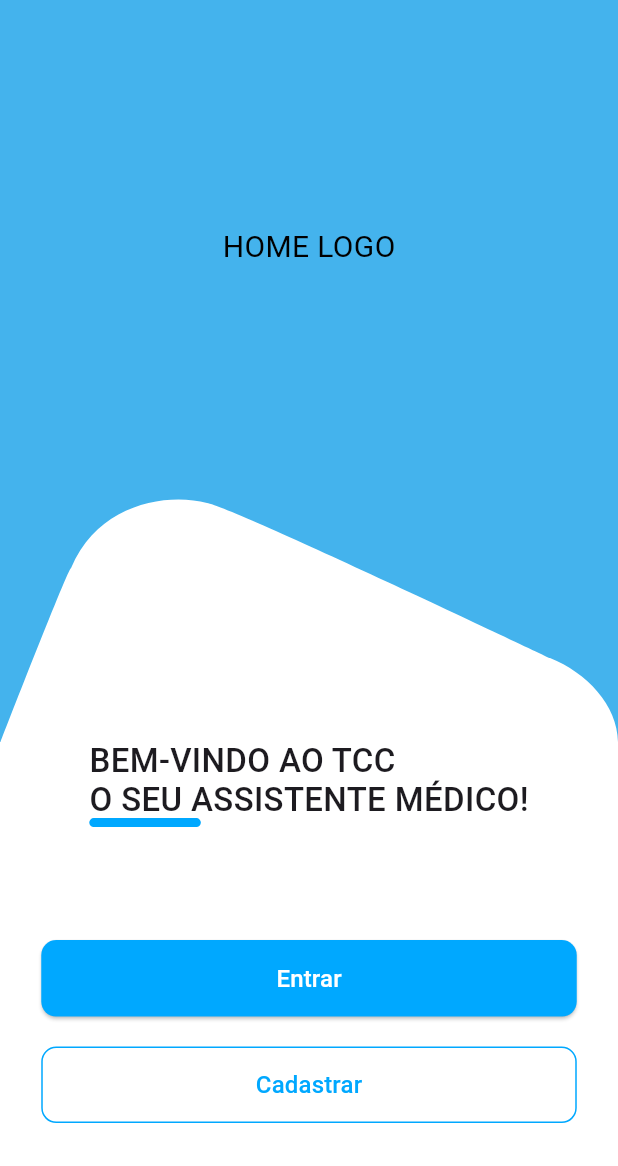
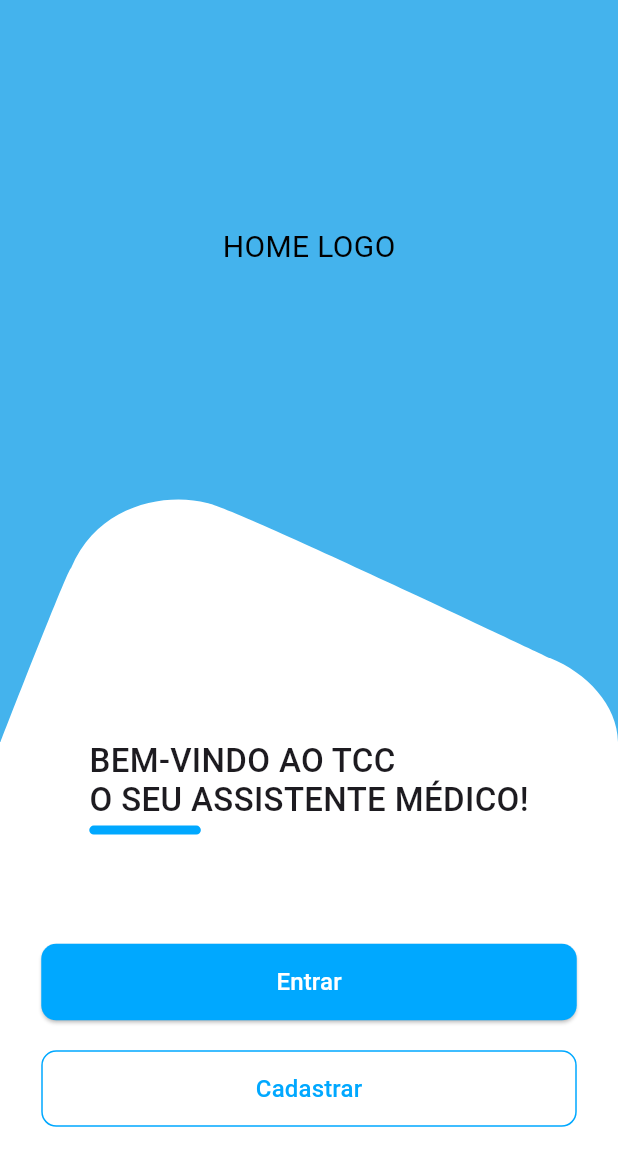
Before and after one commit to Alan-Roza/tcc-medicine-management, a Flutter app: the screen it shows after launch, on a phone screen of 412 x 824 dp. Shown: the top 1166 px of the screen. Run offline on Flutter 3.47's test engine with Material 3 defaults, Android fonts, the phone set to English and light mode, and no system bars; our stand-ins replace flutter_mobx, go_router, mobx; generated files the repository leaves out were written again.

Commit message:
feat: add margin between text and line

```diff
--- a/lib/app/modules/unauth/presentation/pages/unauth_home_page.dart
+++ b/lib/app/modules/unauth/presentation/pages/unauth_home_page.dart
@@ -87,6 +87,7 @@ class UnauthHomePage extends StatelessWidget {
                                   Container(
                                     width: constraints.maxWidth / 5,
                                     height: 6,
+                                    margin: const EdgeInsets.only(top: 5),
                                     decoration: BoxDecoration(
                                       color: const Color(0xFF00A8FF),
                                       border: Border.all(
```
